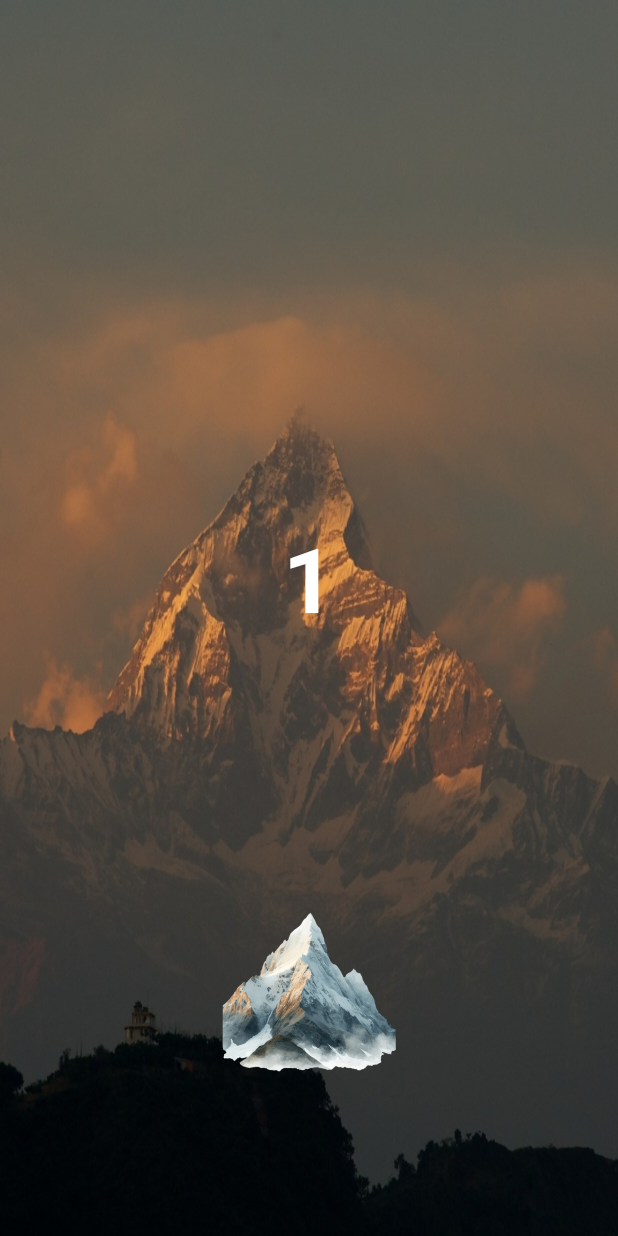
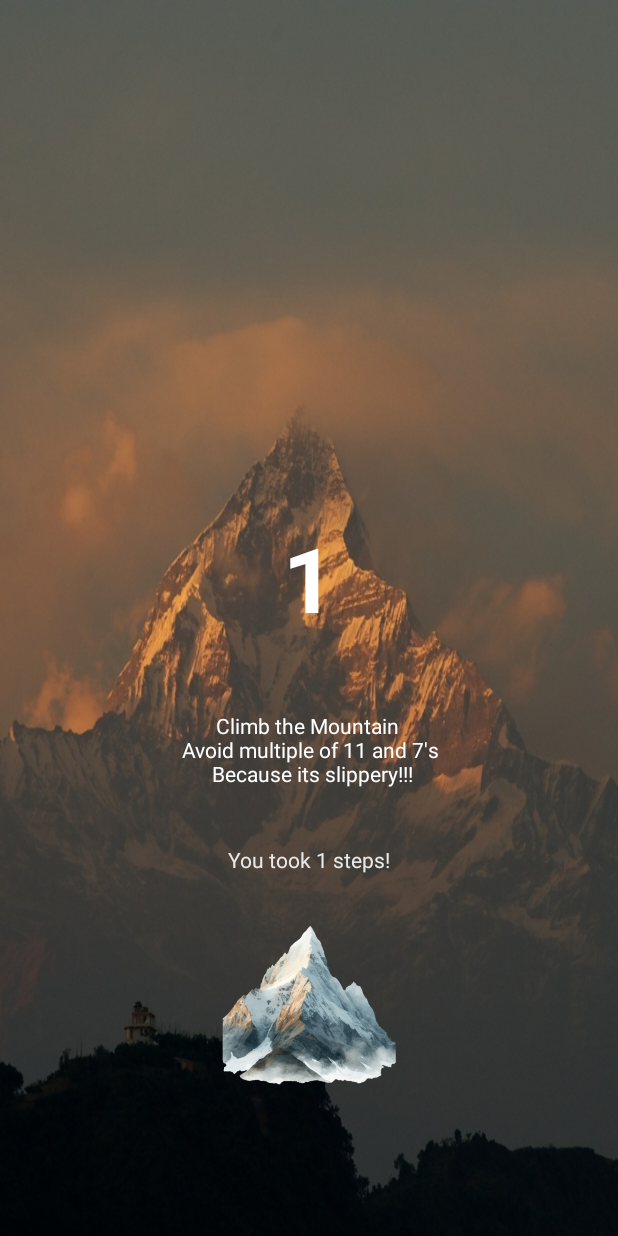
Before and after one commit to TsewangDSherpa/tds22-CS388-001, an Android app: the screen it shows after launch (MainActivity), after a tap on "Button Press", on a phone screen of 412 x 824 dp. Run offline under Robolectric (Android 15) with nearby library versions, the light colour scheme and no system bars.

Commit message:
added difficulity setting

```diff
--- a/Labs/Lab1/app/src/main/java/com/example/lab1/MainActivity.kt
+++ b/Labs/Lab1/app/src/main/java/com/example/lab1/MainActivity.kt
@@ -10,6 +10,7 @@ import androidx.activity.enableEdgeToEdge
 import androidx.appcompat.app.AppCompatActivity
 import androidx.core.view.ViewCompat
 import androidx.core.view.WindowInsetsCompat
+import kotlin.random.Random
 
 class MainActivity : AppCompatActivity() {
     override fun onCreate(savedInstanceState: Bundle?) {
@@ -25,30 +26,45 @@ class MainActivity : AppCompatActivity() {
         var counter = 0
         val upgradebutton = findViewById<Button>(R.id.upgradeBtn)
         val button = findViewById<ImageButton>(R.id.button)
+        val textView3 = findViewById<TextView>(R.id.textView3)
         button.setOnClickListener {
             //            Toast.makeText(it.context, "Clicked Button! $counter", Toast.LENGTH_SHORT).show()
-            counter++
+            val randomStep = Random.nextInt(1, 5)
+            counter+= randomStep
+
+            textView3.text = "You took $randomStep steps!"
+
             countText.text = counter.toString()
 
             if (counter >= 100) {
+                upgradebutton.text = "Take the Upgrade!"
                 upgradebutton.visibility = View.VISIBLE
 
                 upgradebutton.setOnClickListener {
-//                    button.text = "Add 2"
                     button.setOnClickListener {
-                        counter += 2
+                        val randomStep = Random.nextInt(1, 15)
+                        counter += randomStep
+                        textView3.text = "You took $randomStep steps!"
                         countText.text = counter.toString()
                     }
                     Toast.makeText(this, "You just Upgraded!\n \tWhoo!", Toast.LENGTH_LONG).show()
+
                 upgradebutton.visibility = View.INVISIBLE
                 }
             }
 
+            if ( counter % 11 == 0 || counter % 7 == 0 ) {
+                var slippedSteps = Random.nextInt(20)
+                counter -= slippedSteps
+                if (counter < 0) {
+                    slippedSteps = slippedSteps + counter
+                    counter = 0
+
+                }
+                Toast.makeText(this, "You slipped $slippedSteps steps!", Toast.LENGTH_SHORT).show()
+                countText.text = counter.toString()
+            }
 
         }
-
-
-
-
     }
 }
--- a/Labs/Lab1/app/src/main/res/layout/activity_main.xml
+++ b/Labs/Lab1/app/src/main/res/layout/activity_main.xml
@@ -30,15 +30,16 @@
         android:id="@+id/button"
         android:layout_width="125dp"
         android:layout_height="126dp"
+        android:background="@drawable/mountain"
         android:backgroundTintMode="add"
         android:contentDescription="@string/button_press"
         android:textSize="0sp"
-        android:background="@drawable/mountain"
         app:layout_constraintBottom_toBottomOf="parent"
         app:layout_constraintEnd_toEndOf="parent"
+        app:layout_constraintHorizontal_bias="0.501"
         app:layout_constraintStart_toStartOf="parent"
         app:layout_constraintTop_toBottomOf="@+id/textView"
-        app:layout_constraintVertical_bias="0.593" />
+        app:layout_constraintVertical_bias="0.628" />
 
     <Button
         android:id="@+id/upgradeBtn"
@@ -50,4 +51,30 @@
         app:layout_constraintEnd_toEndOf="parent"
         app:layout_constraintStart_toStartOf="parent"
         app:layout_constraintTop_toTopOf="parent" />
+
+    <TextView
+        android:id="@+id/textView2"
+        android:layout_width="415dp"
+        android:layout_height="55dp"
+        android:text="Climb the Mountain \n Avoid multiple of 11 and 7's \n Because its slippery!!!"
+        android:textAlignment="center"
+        android:textColor="#FFFFFF"
+        app:layout_constraintBottom_toTopOf="@+id/button"
+        app:layout_constraintEnd_toEndOf="parent"
+        app:layout_constraintHorizontal_bias="0.505"
+        app:layout_constraintStart_toStartOf="parent"
+        app:layout_constraintTop_toBottomOf="@+id/textView"
+        app:layout_constraintVertical_bias="0.264" />
+
+    <TextView
+        android:id="@+id/textView3"
+        android:layout_width="wrap_content"
+        android:layout_height="wrap_content"
+        android:text="You took 0 steps!"
+        android:textColor="#E9E9E9"
+        app:layout_constraintBottom_toTopOf="@+id/button"
+        app:layout_constraintEnd_toEndOf="parent"
+        app:layout_constraintStart_toStartOf="parent"
+        app:layout_constraintTop_toBottomOf="@+id/textView2"
+        app:layout_constraintVertical_bias="0.611" />
 </androidx.constraintlayout.widget.ConstraintLayout>
```
Also changed, not shown: 2 other files.
